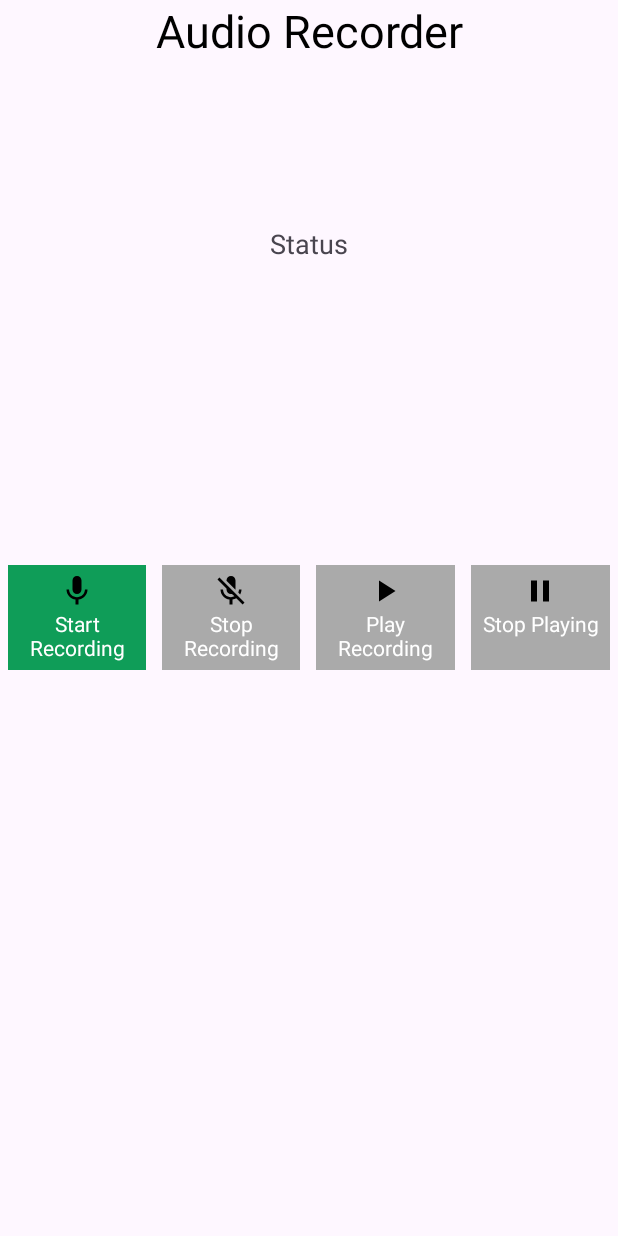
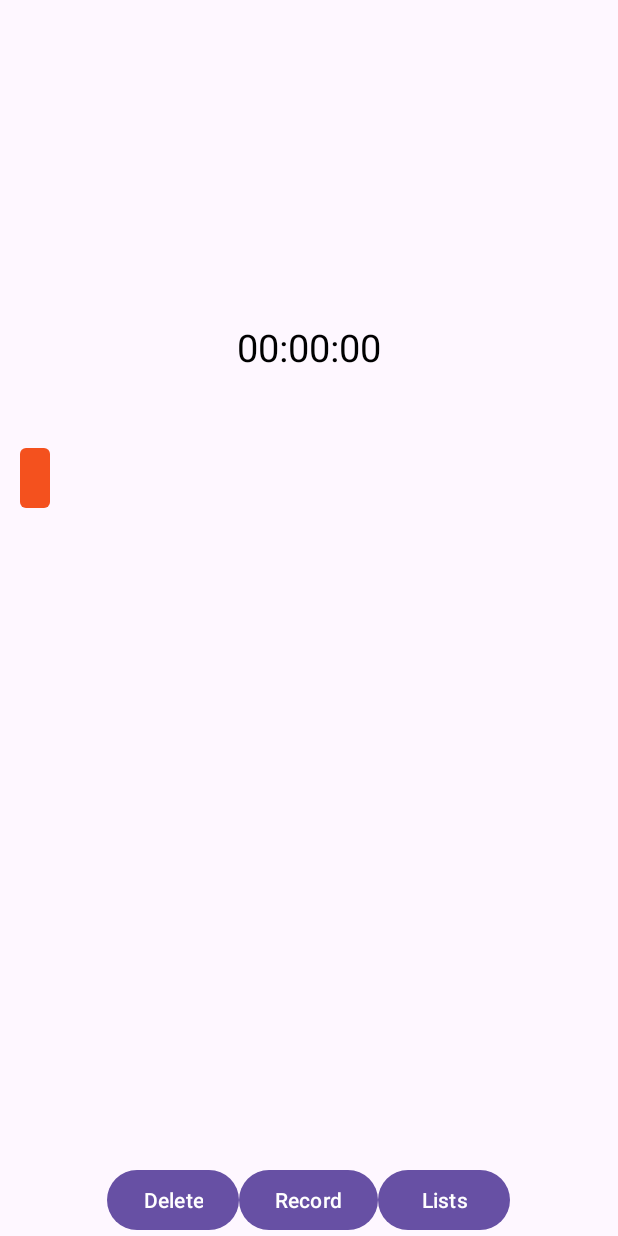
Before and after one commit to NgocVan19821/TestApp, an Android app: the screen it shows after launch (MainActivity), on a phone screen of 412 x 824 dp. Run offline under Robolectric (Android 15) with nearby library versions, the phone set to English and light mode, and no system bars; 3 statements that could not run were skipped.

Commit message:
recorder

```diff
--- a/app/build.gradle
+++ b/app/build.gradle
@@ -43,4 +43,5 @@ dependencies {
     testImplementation 'junit:junit:4.13.2'
     androidTestImplementation 'androidx.test.ext:junit:1.1.5'
     androidTestImplementation 'androidx.test.espresso:espresso-core:3.5.1'
+    //
 }
--- /dev/null
+++ b/app/src/main/java/com/lutech/testapp/Timer.kt
@@ -0,0 +1,43 @@
+package com.lutech.testapp
+
+import android.os.Handler
+import android.os.Looper
+
+class Timer(listener: OnTimerTickListener) {
+    interface OnTimerTickListener{
+        fun onTimerTick(duration: String)
+    }
+    private var handler = Handler(Looper.getMainLooper())
+    private lateinit var runnable: Runnable
+    private var duration = 0L
+    private var delay = 100L
+    init {
+        runnable =  Runnable {
+            duration += delay
+            handler.postDelayed(runnable, delay)
+            listener.onTimerTick(format())
+        }
+    }
+    fun start(){
+        handler.postDelayed(runnable, delay)
+    }
+    fun pause(){
+        handler.removeCallbacks(runnable)
+    }
+    fun stop(){
+        handler.removeCallbacks(runnable)
+        duration = 0L
+    }
+    fun format(): String{
+        val millis = duration % 1000
+        val seconds = (duration / 1000) % 60
+        val minutes = (duration / (1000*60))%60
+        val hours = (duration / (1000*60*60))
+        var formatted = if(hours>0)
+            "%02d:%02d:%02d:%02d".format(hours, minutes, seconds, millis/10)
+        else
+            "%02d:%02d:%02d".format(minutes, seconds, millis/10)
+        return formatted
+
+    }
+}
--- /dev/null
+++ b/app/src/main/java/com/lutech/testapp/WaveformView.kt
@@ -0,0 +1,20 @@
+package com.lutech.testapp
+
+import android.content.Context
+import android.graphics.Canvas
+import android.graphics.Color
+import android.graphics.Paint
+import android.graphics.RectF
+import android.util.AttributeSet
+import android.view.View
+
+class WaveformView(context: Context?, attrs: AttributeSet?) : View(context, attrs) {
+    private var paint = Paint()
+    init {
+        paint.color = Color.rgb(244, 81, 30)
+    }
+    override fun draw(canvas: Canvas?){
+        super.draw(canvas)
+        canvas?.drawRoundRect(RectF(20f, 30f, 20+30f, 30f+60f), 6f,6f, paint)
+    }
+}
--- a/app/src/main/res/layout/activity_main.xml
+++ b/app/src/main/res/layout/activity_main.xml
@@ -1,104 +1,69 @@
 <?xml version="1.0" encoding="utf-8"?>
-<RelativeLayout xmlns:android="http://schemas.android.com/apk/res/android"
+<androidx.constraintlayout.widget.ConstraintLayout xmlns:android="http://schemas.android.com/apk/res/android"
     xmlns:app="http://schemas.android.com/apk/res-auto"
     xmlns:tools="http://schemas.android.com/tools"
     android:layout_width="match_parent"
     android:layout_height="match_parent"
     android:orientation="horizontal"
     tools:context=".MainActivity">
-
     <TextView
-        android:id="@+id/txthead"
+        android:id="@+id/tvTimer"
+        android:layout_width="wrap_content"
+        android:layout_height="wrap_content"
+        app:layout_constraintBottom_toTopOf="@+id/waveformView"
+        app:layout_constraintLeft_toLeftOf="parent"
+        app:layout_constraintRight_toRightOf="parent"
+        android:layout_marginBottom="30dp"
+        android:text="00:00:00"
+        android:textColor="@color/black"
+        android:textSize="25sp"/>
+    <com.lutech.testapp.WaveformView
+        android:id="@+id/waveformView"
         android:layout_width="match_parent"
-        android:layout_height="wrap_content"
-        android:layout_centerHorizontal="true"
-        android:text="@string/audio_recorder"
-        android:textAlignment="center"
-        android:textColor="@color/black"
-        android:textSize="30sp" />
-
-    <!--This will display the status of our app when
-        we will record some audio and play that audio-->
-    <TextView
-        android:id="@+id/idTVstatus"
-        android:layout_width="match_parent"
-        android:layout_height="wrap_content"
-        android:layout_marginTop="150dp"
-        android:text="@string/status"
-        android:textAlignment="center"
-        android:textSize="18sp" />
-
-    <!--Linear Layout for adding textviews
-        in horizontal manner-->
+        android:layout_height="400px"
+        app:layout_constraintBottom_toBottomOf="parent"
+        app:layout_constraintTop_toTopOf="parent"/>
     <LinearLayout
         android:layout_width="match_parent"
         android:layout_height="wrap_content"
-        android:layout_centerInParent="true"
-        android:layout_marginTop="30dp"
-        android:orientation="horizontal"
-        android:weightSum="4">
+        app:layout_constraintBottom_toBottomOf="parent"
+        app:layout_constraintStart_toStartOf="parent"
+        android:gravity="center_horizontal"
+        android:orientation="horizontal">
+        <Button
+            android:id="@+id/btnDelete"
+            android:layout_width="wrap_content"
+            android:layout_height="wrap_content"
+            android:text="Delete"/>
+        <Button
+            android:id="@+id/btnRecord"
+            android:layout_width="wrap_content"
+            android:layout_height="wrap_content"
+            android:text="Record"/>
+        <Button
+            android:id="@+id/btnList"
+            android:layout_width="wrap_content"
+            android:layout_height="wrap_content"
+            android:text="Lists"/>
+        <Button
+            android:id="@+id/btnDone"
+            android:layout_width="wrap_content"
+            android:layout_height="wrap_content"
+            android:visibility="gone"
+            android:text="Done"/>
 
-        <!--Textview to start audio recording
-            drawableTop will add above mic image-->
-        <TextView
-            android:id="@+id/btnRecord"
-            android:layout_width="0dp"
-            android:layout_height="wrap_content"
-            android:layout_margin="5dp"
-            android:layout_weight="1"
-            android:background="@color/purple_500"
-            android:padding="5dp"
-            android:text="@string/start_recording"
-            android:textAlignment="center"
-            android:textColor="@color/white"
-            app:drawableTopCompat="@drawable/ic_start_recording" />
-
-        <!--Textview to stop audio recording
-            drawableTop will add above mic image-->
-        <TextView
-            android:id="@+id/btnStop"
-            android:layout_width="0dp"
-            android:layout_height="wrap_content"
-            android:layout_margin="5dp"
-            android:layout_weight="1"
-            android:background="@color/purple_500"
-            android:padding="5dp"
-            android:text="@string/stop_recording"
-            android:textAlignment="center"
-            android:textColor="@color/white"
-            app:drawableTopCompat="@drawable/ic_stop_recording" />
-
-        <!--Textview to play audio that is recorded
-            drawableTop will add above mic image-->
-        <TextView
-            android:id="@+id/btnPlay"
-            android:layout_width="0dp"
-            android:layout_height="wrap_content"
-            android:layout_margin="5dp"
-            android:layout_weight="1"
-            android:background="@color/purple_500"
-            android:padding="5dp"
-            android:text="@string/play_recording"
-            android:textAlignment="center"
-            android:textColor="@color/white"
-            app:drawableTopCompat="@drawable/ic_play_audio" />
-
-        <!--Textview to pause the play of audio recording
-            drawableTop will add above mic image-->
-        <TextView
-            android:id="@+id/btnStopPlay"
-            android:layout_width="0dp"
-            android:layout_height="wrap_content"
-            android:layout_margin="5dp"
-            android:layout_weight="1"
-            android:background="@color/purple_500"
-            android:lines="2"
-            android:padding="5dp"
-            android:text="@string/stop_playing"
-            android:textAlignment="center"
-            android:textColor="@color/white"
-            app:drawableTopCompat="@drawable/ic_pause_audio" />
 
     </LinearLayout>
 
-</RelativeLayout>
+    <include
+        android:id="@+id/bottomSheetBG"
+        android:layout_width="match_parent"
+        android:layout_height="200dp"
+        app:layout_constraintBottom_toBottomOf="parent"
+        app:layout_constraintStart_toStartOf="parent"
+        android:visibility="gone"
+        layout="@layout/bottom_sheet"/>
+
+
+
+</androidx.constraintlayout.widget.ConstraintLayout>
--- a/settings.gradle
+++ b/settings.gradle
@@ -11,6 +11,7 @@ dependencyResolutionManagement {
         google()
         mavenCentral()
     }
+
 }
 rootProject.name = "Test App"
 include ':app'
```
Also changed, not shown: app/src/main/AndroidManifest.xml (+10 -4 lines), app/src/main/java/com/lutech/testapp/MainActivity.kt (+155 -171 lines), app/src/main/java/com/lutech/testapp/RecordAudioDemo.kt (added, +104 -0 lines), app/src/main/res/layout/activity_record_audio_demo.xml (added, +50 -0 lines), app/src/main/res/layout/bottom_sheet.xml (added, +30 -0 lines), app/src/main/res/values/strings.xml (indentation only).
